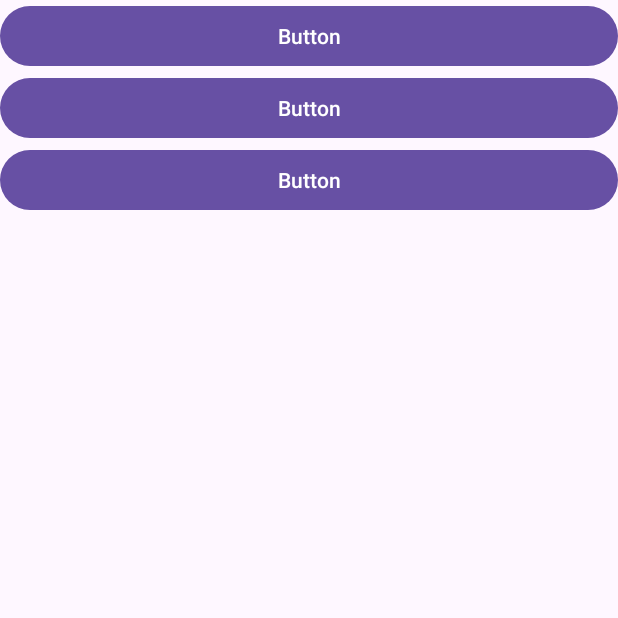
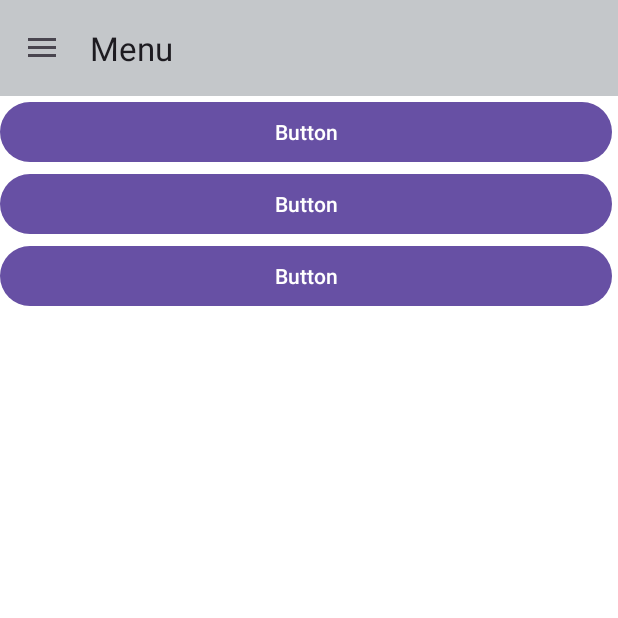
Before and after one commit to qayssafa/AndriodLab_Project1, an Android app: the InstructorMainActivity screen opened directly, with no data from a screen before it, on a phone screen of 412 x 824 dp, the top half of it. Run offline under Robolectric (Android 15) with nearby library versions, the phone set to English and light mode, and no system bars.

Commit message:
Instructor Drawer added

```diff
--- /dev/null
+++ b/app/src/main/java/com/example/andriodlab_project1/InstructorDrawerBaswActivity.java
@@ -0,0 +1,68 @@
+package com.example.andriodlab_project1;
+
+import androidx.annotation.NonNull;
+import androidx.appcompat.app.ActionBarDrawerToggle;
+import androidx.appcompat.app.AppCompatActivity;
+import androidx.appcompat.widget.Toolbar;
+import androidx.core.view.GravityCompat;
+import androidx.drawerlayout.widget.DrawerLayout;
+
+import android.content.Intent;
+import android.view.MenuItem;
+import android.view.View;
+import android.widget.FrameLayout;
+
+import com.example.andriodlab_project1.student.SearchAndViewCourseAreAvailableActivity;
+import com.example.andriodlab_project1.student.SearchCoursesActivity;
+import com.example.andriodlab_project1.student.StudentMainActivity;
+import com.example.andriodlab_project1.student.ViewEditProfile;
+import com.google.android.material.navigation.NavigationView;
+
+public class InstructorDrawerBaswActivity extends AppCompatActivity implements NavigationView.OnNavigationItemSelectedListener {
+
+    DrawerLayout drawerLayout;
+
+
+    @Override
+    public void setContentView(View view) {
+        drawerLayout =(DrawerLayout) getLayoutInflater().inflate(R.layout.activity_instructor_drawer_basw, null);
+        FrameLayout container = drawerLayout.findViewById(R.id.activitycontainerInstructor);
+        container.addView(view);
+        super.setContentView(drawerLayout);
+
+        Toolbar toolbar = drawerLayout.findViewById(R.id.toolBarInstructor);
+        setSupportActionBar(toolbar);
+        NavigationView navigationView = drawerLayout.findViewById(R.id.Instructor_navigation_view);
+        navigationView.setNavigationItemSelectedListener(this);
+
+        ActionBarDrawerToggle toggle = new ActionBarDrawerToggle(this, drawerLayout, toolbar, R.string.menu_drawer_open, R.string.menu_drawer_close);
+        drawerLayout.addDrawerListener(toggle);
+        toggle.syncState();
+
+    }
+
+    @Override
+    public boolean onNavigationItemSelected(@NonNull MenuItem item) {
+        drawerLayout.closeDrawer(GravityCompat.START);
+        int id = item.getItemId();
+
+        if (id == R.id.home) {
+            startActivity(new Intent(InstructorDrawerBaswActivity.this, StudentMainActivity.class));
+            overridePendingTransition(0, 0);
+            finish();
+        }else if (id == R.id.Search_courses) {
+            startActivity(new Intent(InstructorDrawerBaswActivity.this, SearchCoursesActivity.class));
+            overridePendingTransition(0, 0);
+            finish();
+        }else if (id == R.id.profile) {
+            startActivity(new Intent(InstructorDrawerBaswActivity.this, ViewEditProfile.class));
+            overridePendingTransition(0, 0);
+            finish();
+        }else if (id == R.id.logout) {
+            startActivity(new Intent(InstructorDrawerBaswActivity.this, MainActivity.class));
+            overridePendingTransition(0, 0);
+            finish();
+        }
+        return false;
+    }
+}
--- a/app/src/main/java/com/example/andriodlab_project1/instructor/InstructorMainActivity.java
+++ b/app/src/main/java/com/example/andriodlab_project1/instructor/InstructorMainActivity.java
@@ -7,15 +7,21 @@ import android.widget.Button;
 
 import androidx.appcompat.app.AppCompatActivity;
 
+import com.example.andriodlab_project1.InstructorDrawerBaswActivity;
 import com.example.andriodlab_project1.R;
+import com.example.andriodlab_project1.databinding.ActivityInstructorMainBinding;
 import com.example.andriodlab_project1.student.SearchCoursesActivity;
 import com.example.andriodlab_project1.student.StudentMainActivity;
 
-public class InstructorMainActivity extends AppCompatActivity {
+public class InstructorMainActivity extends InstructorDrawerBaswActivity {
+
+    ActivityInstructorMainBinding activityInstructorMainBinding;
     @Override
     protected void onCreate(Bundle savedInstanceState) {
         super.onCreate(savedInstanceState);
-        setContentView(R.layout.activity_instructor_main);
+        activityInstructorMainBinding = ActivityInstructorMainBinding.inflate(getLayoutInflater());
+        setContentView(activityInstructorMainBinding.getRoot());
+        //setContentView(R.layout.activity_instructor_main);
         Button button = findViewById(R.id.button4);
         Button button1 = findViewById(R.id.button5);
         Button button2 = findViewById(R.id.button6);
--- a/app/src/main/res/layout/activity_courses_studied_in_the_center.xml
+++ b/app/src/main/res/layout/activity_courses_studied_in_the_center.xml
@@ -12,7 +12,7 @@
         android:layout_height="wrap_content"
         android:layout_marginTop="40dp"
         app:layout_constraintTop_toTopOf="parent"
-        app:srcCompat="@drawable/studied" />
+         />
 
     <ScrollView
         android:layout_width="match_parent"
--- /dev/null
+++ b/app/src/main/res/layout/activity_instructor_drawer_basw.xml
@@ -0,0 +1,28 @@
+<?xml version="1.0" encoding="utf-8"?>
+<androidx.drawerlayout.widget.DrawerLayout xmlns:android="http://schemas.android.com/apk/res/android"
+    xmlns:app="http://schemas.android.com/apk/res-auto"
+    xmlns:tools="http://schemas.android.com/tools"
+    android:id="@+id/drawer_layout"
+    android:layout_width="match_parent"
+    android:layout_height="match_parent"
+    tools:context=".InstructorDrawerBaswActivity"
+    tools:openDrawer="start"
+    android:fitsSystemWindows="true"
+    android:background="@color/white">
+
+    <include layout="@layout/instructor_content_layout"
+        android:layout_width="match_parent"
+        android:layout_height="match_parent"
+        />
+
+    <com.google.android.material.navigation.NavigationView
+        android:layout_width="wrap_content"
+        android:layout_height="match_parent"
+        android:fitsSystemWindows="true"
+        android:layout_gravity="start"
+        android:id="@+id/Instructor_navigation_view"
+        app:headerLayout="@layout/instructor_drawer_header"
+        app:menu="@menu/instructor_drawer_menu"
+        />
+
+</androidx.drawerlayout.widget.DrawerLayout>
--- a/app/src/main/res/layout/activity_instructor_main.xml
+++ b/app/src/main/res/layout/activity_instructor_main.xml
@@ -1,12 +1,17 @@
 <?xml version="1.0" encoding="utf-8"?>
 <androidx.constraintlayout.widget.ConstraintLayout xmlns:android="http://schemas.android.com/apk/res/android"
+    xmlns:app="http://schemas.android.com/apk/res-auto"
+    xmlns:tools="http://schemas.android.com/tools"
     android:layout_width="match_parent"
     android:layout_height="match_parent">
 
     <LinearLayout
-        android:layout_width="match_parent"
-        android:layout_height="match_parent"
-        android:orientation="vertical">
+        android:layout_width="408dp"
+        android:layout_height="662dp"
+        android:layout_marginTop="64dp"
+        android:orientation="vertical"
+        app:layout_constraintTop_toTopOf="parent"
+        tools:layout_editor_absoluteX="1dp">
 
         <Button
             android:id="@+id/button4"
--- /dev/null
+++ b/app/src/main/res/layout/instructor_content_layout.xml
@@ -0,0 +1,35 @@
+<?xml version="1.0" encoding="utf-8"?>
+<androidx.constraintlayout.widget.ConstraintLayout xmlns:android="http://schemas.android.com/apk/res/android"
+    xmlns:tools="http://schemas.android.com/tools"
+    android:layout_width="match_parent"
+    android:layout_height="wrap_content"
+    xmlns:app="http://schemas.android.com/apk/res-auto"
+    xml:app="http://schemas.android.com/apk/res-auto">
+
+    <com.google.android.material.appbar.AppBarLayout
+        android:id="@+id/appbarLayout"
+        android:layout_width="match_parent"
+        android:layout_height="wrap_content"
+        app:layout_constraintTop_toTopOf="parent">
+
+        <androidx.appcompat.widget.Toolbar
+            android:id="@+id/toolBarInstructor"
+            android:layout_width="match_parent"
+            android:layout_height="match_parent"
+            android:background="#C4C7CA"
+            app:navigationIcon="@drawable/baseline_menu_24"
+            app:title="Menu" />
+
+
+    </com.google.android.material.appbar.AppBarLayout>
+
+    <FrameLayout
+        android:id="@+id/activitycontainerInstructor"
+        android:layout_width="match_parent"
+        android:layout_height="0dp"
+        app:layout_constraintBottom_toBottomOf="parent"
+        app:layout_constraintTop_toTopOf="@+id/appbarLayout" />
+
+
+
+</androidx.constraintlayout.widget.ConstraintLayout>
--- /dev/null
+++ b/app/src/main/res/layout/instructor_drawer_header.xml
@@ -0,0 +1,15 @@
+<?xml version="1.0" encoding="utf-8"?>
+<LinearLayout xmlns:android="http://schemas.android.com/apk/res/android"
+    xmlns:app="http://schemas.android.com/apk/res-auto"
+    android:layout_width="match_parent"
+    android:layout_height="200dp"
+    android:padding="20dp"
+    android:background="@drawable/ic_launcher_background"
+    android:id="@+id/navHeaderLInstructor"
+    android:gravity="bottom"
+    android:orientation="vertical"
+    android:paddingLeft="16dp"
+    android:paddingTop="16dp"
+    android:paddingRight="16dp"
+    android:paddingBottom="16dp"
+    android:theme="@style/ThemeOverlay.AppCompat.Dark"/>
--- /dev/null
+++ b/app/src/main/res/menu/instructor_drawer_menu.xml
@@ -0,0 +1,57 @@
+<?xml version="1.0" encoding="utf-8"?>
+<menu xmlns:android="http://schemas.android.com/apk/res/android"
+    xmlns:tools="http://schemas.android.com/tools"
+    tools:showIn="Instructor_navigation_view">
+
+    <group android:checkableBehavior="single">
+        <item android:title="@string/Instructor">
+            <menu>
+                <group android:checkableBehavior="single">
+                    <item
+                        android:id="@+id/home"
+                        android:icon="@drawable/baseline_home_24"
+                        android:title="@string/menu_home" />
+                    <item
+                        android:id="@+id/Search_courses"
+                        android:icon="@drawable/baseline_search_24"
+                        android:title="@string/Search_courses" />
+                    <item
+                        android:id="@+id/Course_registration_alert"
+                        android:icon="@drawable/baseline_notifications_24"
+                        android:title="@string/Course_registration_alert" />
+                    <item
+                        android:id="@+id/Registration_decision_alert"
+                        android:icon="@drawable/baseline_notifications_24"
+                        android:title="@string/Registration_decision_alert" />
+                    <item
+                        android:id="@+id/Completed_courses_overview"
+                        android:icon="@drawable/baseline_event_available_24"
+                        android:title="@string/Completed_courses_overview" />
+                    <item
+                        android:id="@+id/Full_course_history"
+                        android:icon="@drawable/baseline_history_24"
+                        android:title="@string/Full_course_history" />
+                    <item
+                        android:id="@+id/Course_enrollment_updates"
+                        android:icon="@drawable/baseline_notifications_24"
+                        android:title="@string/Course_enrollment_updates" />
+                </group>
+            </menu>
+        </item>
+
+        <item android:title="@string/profile">
+            <menu>
+                <group android:checkableBehavior="single">
+                    <item
+                        android:id="@+id/profile"
+                        android:icon="@drawable/baseline_portrait_24"
+                        android:title="@string/profile" />
+                    <item
+                        android:id="@+id/logout"
+                        android:icon="@drawable/baseline_logout_24"
+                        android:title="@string/menu_logout" />
+                </group>
+            </menu>
+        </item>
+    </group>
+</menu>
--- a/app/src/main/res/values/strings.xml
+++ b/app/src/main/res/values/strings.xml
@@ -23,6 +23,7 @@
     <string name="menu_logout">Logout</string>
     <string name="Admin">Admin</string>
     <string name="Student">Student</string>
+    <string name="Instructor">Instructor</string>
     <string name="profile">Profile</string>
     <string name="Search_courses">Search courses</string>
     <string name="Course_registration_alert">Course registration alert</string>
```
Also changed, not shown: app/src/main/AndroidManifest.xml (+3 -5 lines).
